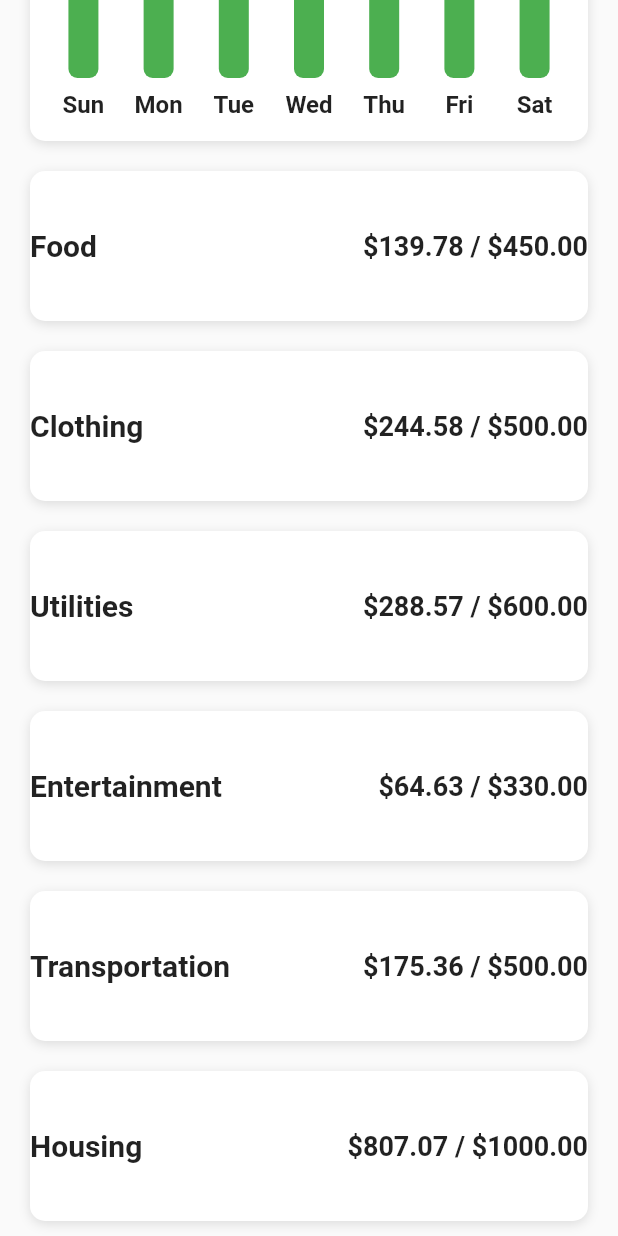
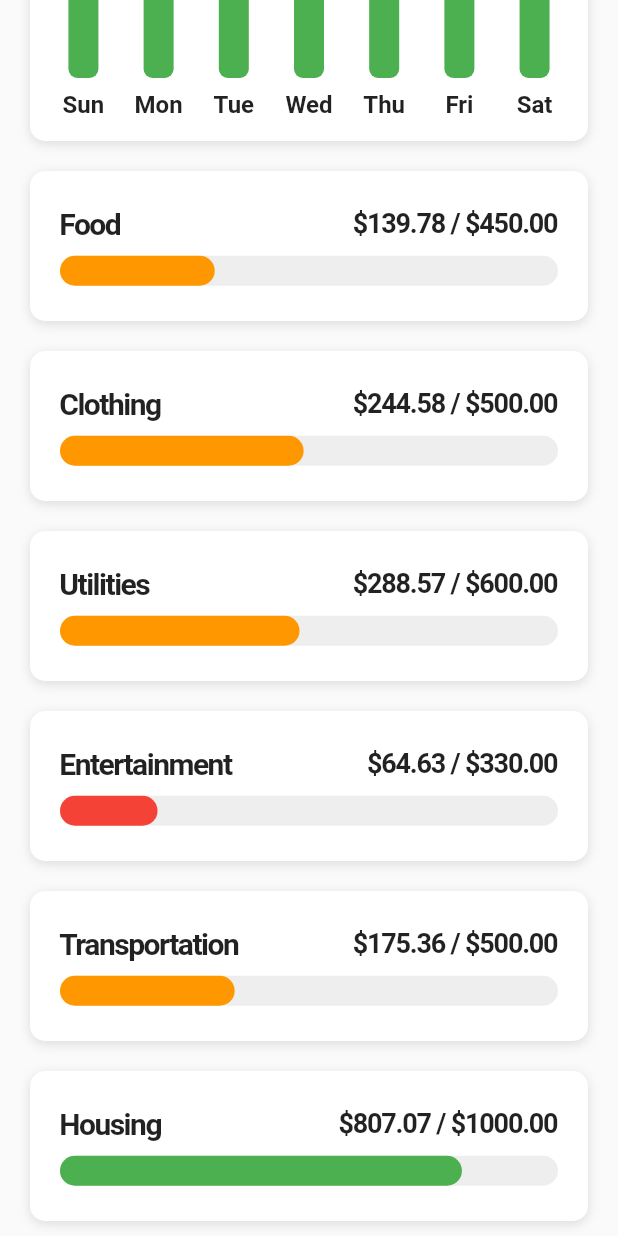
Before and after one commit to ShakriyaPanday/budget_app_ui, a Flutter app: the screen it shows after launch, scrolled down 326 dp, on a phone screen of 412 x 824 dp. Run offline on Flutter 3.47's test engine with Material 2 defaults, Android fonts, the phone set to English and light mode, and no system bars.

Commit message:
Categories expense added

```diff
--- /dev/null
+++ b/lib/helpers/color_helper.dart
@@ -0,0 +1,11 @@
+import 'package:flutter/material.dart';
+
+getColor(BuildContext context, double percent) {
+  if (percent >= 0.5) {
+    return Theme.of(context).primaryColor;
+  } else if (percent >= 0.25) {
+    return Colors.orange;
+  } else {
+    return Colors.red;
+  }
+}
--- a/lib/screens/home_screens.dart
+++ b/lib/screens/home_screens.dart
@@ -1,4 +1,5 @@
 import 'package:budget_app_ui/data/data.dart';
+import 'package:budget_app_ui/helpers/color_helper.dart';
 import 'package:budget_app_ui/models/category_model.dart';
 import 'package:budget_app_ui/widgets/bar_char.dart';
 import 'package:flutter/material.dart';
@@ -14,6 +15,7 @@ class _HomeScreenState extends State<HomeScreen> {
   _buildCategory(Category category, double totalAmountSpend) {
     return Container(
       margin: const EdgeInsets.symmetric(horizontal: 20.0, vertical: 10.0),
+      padding: const EdgeInsets.all(20.0),
       height: 100.0,
       width: double.infinity,
       decoration: BoxDecoration(
@@ -37,6 +39,7 @@ class _HomeScreenState extends State<HomeScreen> {
                 style: const TextStyle(
                   fontSize: 20.0,
                   fontWeight: FontWeight.w600,
+                  letterSpacing: -1,
                 ),
               ),
               Text(
@@ -44,10 +47,42 @@ class _HomeScreenState extends State<HomeScreen> {
                 style: const TextStyle(
                   fontSize: 18.0,
                   fontWeight: FontWeight.w600,
+                  letterSpacing: -0.8,
                 ),
               ),
             ],
-          )
+          ),
+          const SizedBox(
+            height: 10.0,
+          ),
+          LayoutBuilder(
+            builder: (BuildContext context, BoxConstraints constraints) {
+              final double maxBarWidth = constraints.maxWidth;
+              final double percent =
+                  (category.maxAmount - totalAmountSpend) / category.maxAmount;
+              double barWidth = maxBarWidth * percent;
+              if (barWidth < 0) {
+                barWidth = 0;
+              }
+              return Stack(
+                children: [
+                  Container(
+                    height: 20.0,
+                    decoration: BoxDecoration(
+                        color: Colors.grey[200],
+                        borderRadius: BorderRadius.circular(15.0)),
+                  ),
+                  Container(
+                    height: 20.0,
+                    width: barWidth,
+                    decoration: BoxDecoration(
+                        color: getColor(context, percent),
+                        borderRadius: BorderRadius.circular(15.0)),
+                  )
+                ],
+              );
+            },
+          ),
         ],
       ),
     );
```
